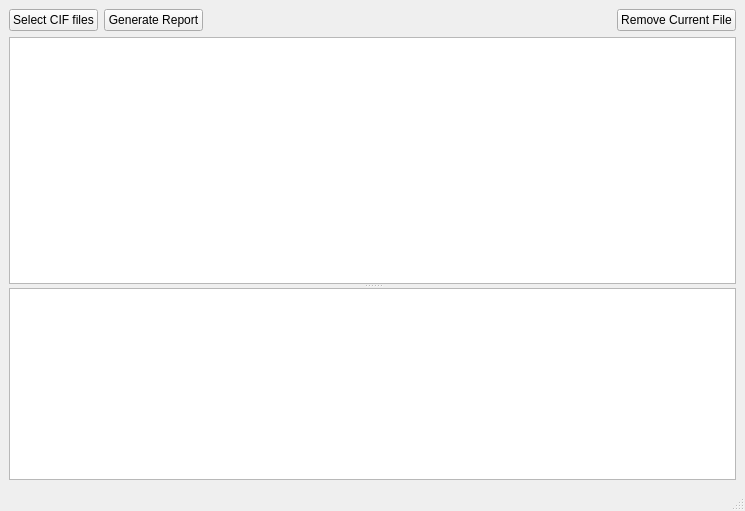
The window that gui/mainwindow.ui (dkratzert/multitable) describes before a commit, drawn with Qt 5.
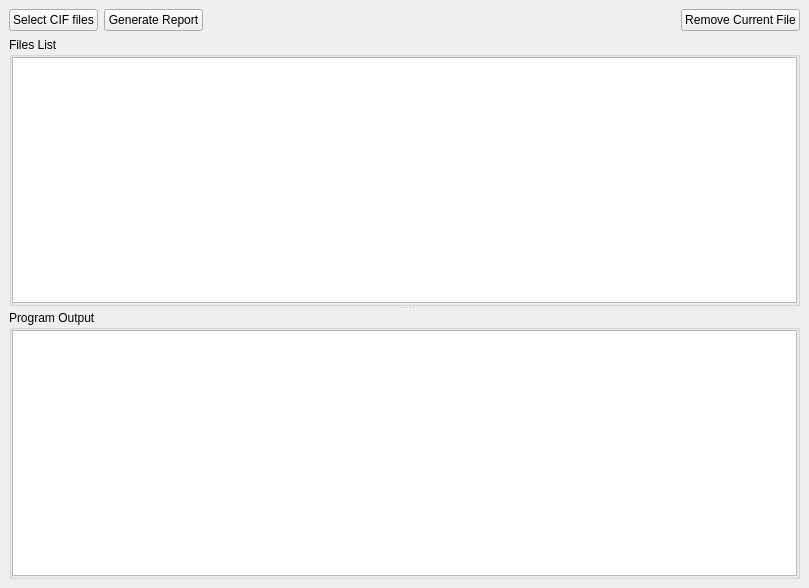
The same window after the commit.

```diff
--- a/gui/mainwindow.ui
+++ b/gui/mainwindow.ui
@@ -6,22 +6,15 @@
    <rect>
     <x>0</x>
     <y>0</y>
-    <width>745</width>
-    <height>511</height>
+    <width>809</width>
+    <height>588</height>
    </rect>
   </property>
   <property name="windowTitle">
-   <string>MainWindow</string>
+   <string>Mutitable</string>
   </property>
   <widget class="QWidget" name="Mainwidget">
    <layout class="QGridLayout" name="gridLayout">
-    <item row="0" column="1">
-     <widget class="QPushButton" name="report_button">
-      <property name="text">
-       <string>Generate Report</string>
-      </property>
-     </widget>
-    </item>
     <item row="0" column="0">
      <widget class="QPushButton" name="cif_files_button">
       <property name="text">
@@ -29,7 +22,14 @@
       </property>
      </widget>
     </item>
-    <item row="0" column="2">
+    <item row="0" column="1" colspan="2">
+     <widget class="QPushButton" name="report_button">
+      <property name="text">
+       <string>Generate Report</string>
+      </property>
+     </widget>
+    </item>
+    <item row="0" column="3">
      <spacer name="horizontalSpacer">
       <property name="orientation">
        <enum>Qt::Horizontal</enum>
@@ -42,18 +42,45 @@
       </property>
      </spacer>
     </item>
-    <item row="0" column="3">
+    <item row="0" column="4">
      <widget class="QPushButton" name="removeButton">
+      <property name="toolTip">
+       <string>&lt;html&gt;&lt;head/&gt;&lt;body&gt;&lt;p&gt;Removes the currently selected file from the list.&lt;/p&gt;&lt;/body&gt;&lt;/html&gt;</string>
+      </property>
       <property name="text">
        <string>Remove Current File</string>
       </property>
      </widget>
     </item>
-    <item row="1" column="0" colspan="4">
-     <widget class="QSplitter" name="splitter">
+    <item row="1" column="0" rowspan="2" colspan="5">
+     <widget class="QSplitter" name="splitter_2">
+      <property name="sizePolicy">
+       <sizepolicy hsizetype="Expanding" vsizetype="Expanding">
+        <horstretch>0</horstretch>
+        <verstretch>0</verstretch>
+       </sizepolicy>
+      </property>
       <property name="orientation">
        <enum>Qt::Vertical</enum>
       </property>
+      <widget class="QGroupBox" name="groupBox">
+       <property name="title">
+        <string>Files List</string>
+       </property>
+       <layout class="QVBoxLayout" name="verticalLayout">
+        <property name="leftMargin">
+         <number>0</number>
+        </property>
+        <property name="topMargin">
+         <number>0</number>
+        </property>
+        <property name="rightMargin">
+         <number>0</number>
+        </property>
+        <property name="bottomMargin">
+         <number>0</number>
+        </property>
+        <item>
       <widget class="QTreeWidget" name="CifFileListTreeWidget">
        <property name="sizePolicy">
         <sizepolicy hsizetype="Expanding" vsizetype="Expanding">
@@ -73,7 +100,33 @@
        <attribute name="headerVisible">
         <bool>false</bool>
        </attribute>
-      </widget>
+          <column>
+           <property name="text">
+            <string notr="true">1</string>
+           </property>
+          </column>
+         </widget>
+        </item>
+       </layout>
+      </widget>
+      <widget class="QGroupBox" name="groupBox_2">
+       <property name="title">
+        <string>Program Output</string>
+       </property>
+       <layout class="QVBoxLayout" name="verticalLayout_2">
+        <property name="leftMargin">
+         <number>0</number>
+        </property>
+        <property name="topMargin">
+         <number>0</number>
+        </property>
+        <property name="rightMargin">
+         <number>0</number>
+        </property>
+        <property name="bottomMargin">
+         <number>0</number>
+        </property>
+        <item>
       <widget class="QTextEdit" name="OutputTextEdit">
        <property name="sizePolicy">
         <sizepolicy hsizetype="Expanding" vsizetype="Expanding">
@@ -94,21 +147,13 @@
         <set>Qt::LinksAccessibleByMouse|Qt::TextSelectableByMouse</set>
        </property>
       </widget>
-     </widget>
     </item>
    </layout>
   </widget>
-  <widget class="QMenuBar" name="menubar">
-   <property name="geometry">
-    <rect>
-     <x>0</x>
-     <y>0</y>
-     <width>745</width>
-     <height>22</height>
-    </rect>
-   </property>
-  </widget>
-  <widget class="QStatusBar" name="statusbar"/>
+     </widget>
+    </item>
+   </layout>
+  </widget>
  </widget>
  <resources/>
  <connections/>
```
Lines whose indentation alone changed are shown as unchanged.
